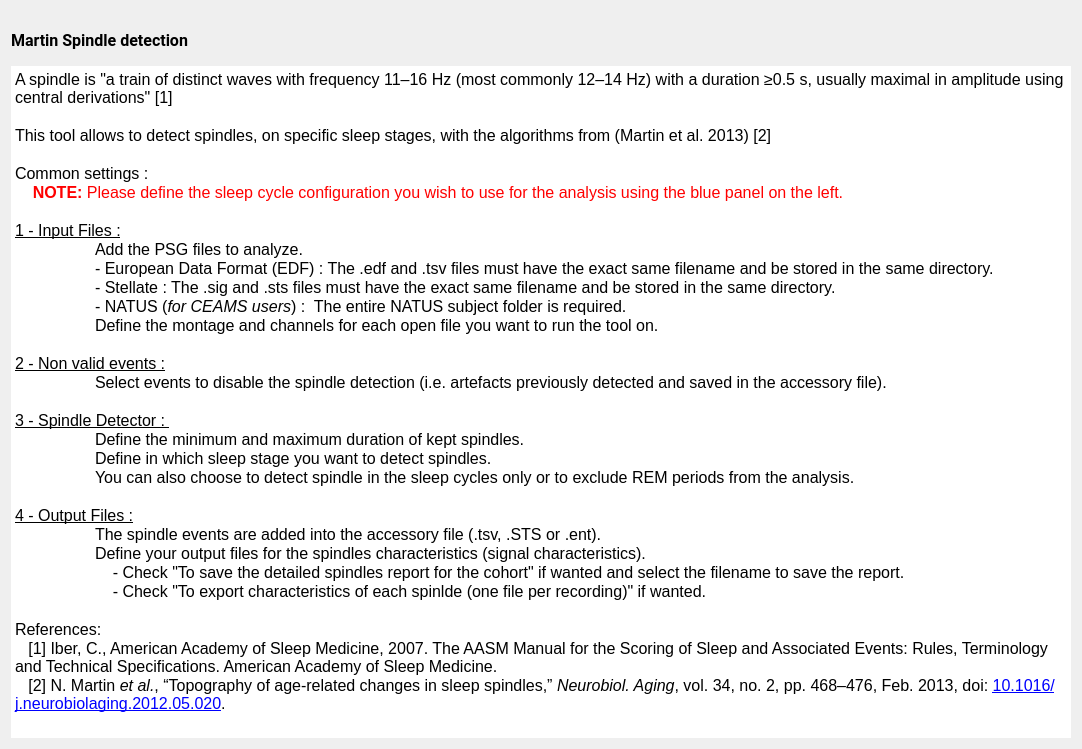
This is tools/CEAMSTools/SpindleDetectionMartin/SpindleDetectionDoc/Ui_SpindleDetectionDoc.ui in SnoozToolbox/snooz-package-ceams as Qt 5 draws it before an edit. The edited form follows.
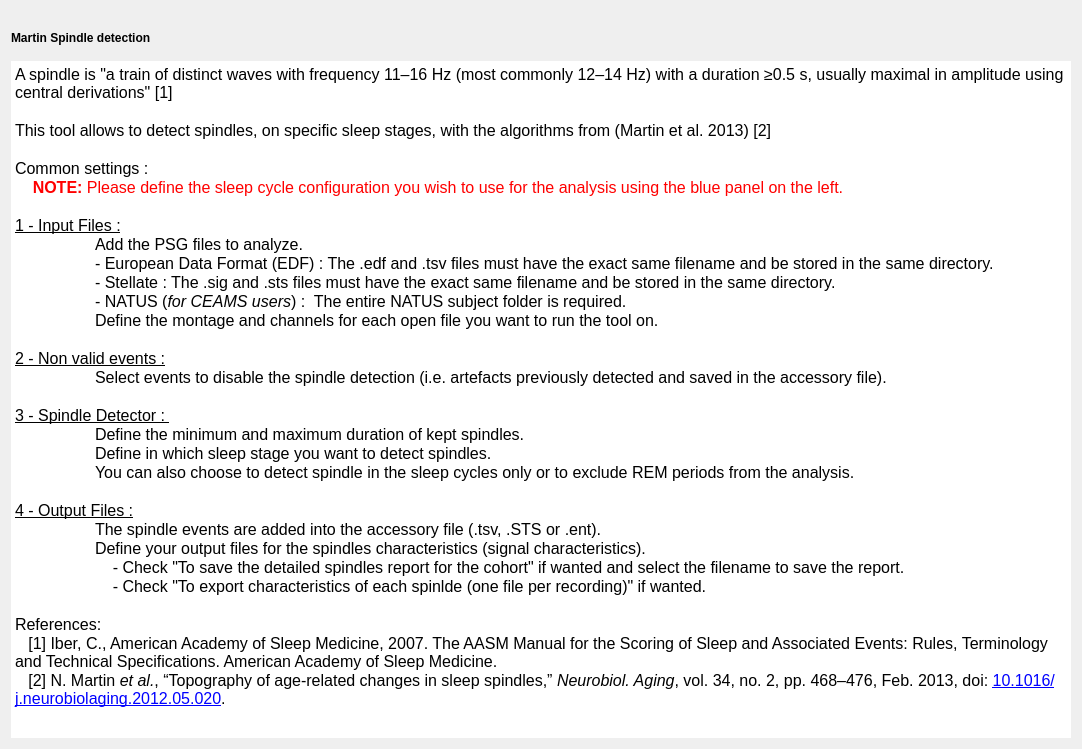
This is the edited form.

Commit message: Font step 4: forms without fonts of their own, look kept

What changed in the file:
```diff
--- a/tools/CEAMSTools/SpindleDetectionMartin/SpindleDetectionDoc/Ui_SpindleDetectionDoc.ui
+++ b/tools/CEAMSTools/SpindleDetectionMartin/SpindleDetectionDoc/Ui_SpindleDetectionDoc.ui
@@ -13,9 +13,6 @@
   <property name="windowTitle">
    <string/>
   </property>
-  <property name="styleSheet">
-   <string notr="true">font: 12pt &quot;Roboto&quot;;</string>
-  </property>
   <layout class="QVBoxLayout" name="verticalLayout_2">
    <item>
     <widget class="QLabel" name="spindle_image">
@@ -42,8 +39,6 @@
       <widget class="QLabel" name="label">
        <property name="font">
         <font>
-         <family>Roboto</family>
-         <pointsize>12</pointsize>
          <italic>false</italic>
          <bold>false</bold>
         </font>
@@ -90,7 +85,7 @@
 hr { height: 1px; border-width: 0; }
 li.unchecked::marker { content: &quot;\2610&quot;; }
 li.checked::marker { content: &quot;\2612&quot;; }
-&lt;/style&gt;&lt;/head&gt;&lt;body style=&quot; font-family:'Roboto'; font-size:12pt; font-weight:400; font-style:normal;&quot;&gt;
+&lt;/style&gt;&lt;/head&gt;&lt;body style=&quot; font-size:12pt; font-weight:400; font-style:normal;&quot;&gt;
 &lt;p style=&quot; margin-top:0px; margin-bottom:0px; margin-left:0px; margin-right:0px; -qt-block-indent:0; text-indent:0px;&quot;&gt;A spindle is &amp;quot;a train of distinct waves with frequency 11–16 Hz (most commonly 12–14 Hz) with a duration ≥0.5 s, usually maximal in amplitude using central derivations&amp;quot; [1]&lt;/p&gt;
 &lt;p style=&quot;-qt-paragraph-type:empty; margin-top:0px; margin-bottom:0px; margin-left:0px; margin-right:0px; -qt-block-indent:0; text-indent:0px;&quot;&gt;&lt;br /&gt;&lt;/p&gt;
 &lt;p style=&quot; margin-top:0px; margin-bottom:0px; margin-left:0px; margin-right:0px; -qt-block-indent:0; text-indent:0px;&quot;&gt;This tool allows to detect spindles, on specific sleep stages, with the algorithms from (Martin et al. 2013) [2]&lt;/p&gt;
@@ -100,9 +95,9 @@
 &lt;p style=&quot;-qt-paragraph-type:empty; margin-top:0px; margin-bottom:0px; margin-left:0px; margin-right:0px; -qt-block-indent:0; text-indent:0px;&quot;&gt;&lt;br /&gt;&lt;/p&gt;
 &lt;p style=&quot; margin-top:0px; margin-bottom:0px; margin-left:0px; margin-right:0px; -qt-block-indent:0; text-indent:0px;&quot;&gt;&lt;span style=&quot; text-decoration: underline;&quot;&gt;1 - Input Files :&lt;/span&gt;&lt;/p&gt;
 &lt;p style=&quot; margin-top:0px; margin-bottom:0px; margin-left:0px; margin-right:0px; -qt-block-indent:0; text-indent:0px;&quot;&gt;	Add the PSG files to analyze.&lt;/p&gt;
-&lt;p style=&quot; margin-top:0px; margin-bottom:0px; margin-left:0px; margin-right:0px; -qt-block-indent:0; text-indent:0px;&quot;&gt;&lt;span style=&quot; font-family:'Roboto-Regular';&quot;&gt;   	- European Data Format (EDF) : The .edf and .tsv files must have the exact same filename and be stored in the same directory.&lt;/span&gt;&lt;/p&gt;
-&lt;p style=&quot; margin-top:0px; margin-bottom:0px; margin-left:0px; margin-right:0px; -qt-block-indent:0; text-indent:0px;&quot;&gt;&lt;span style=&quot; font-family:'Roboto-Regular';&quot;&gt;   	- Stellate : The .sig and .sts files must have the exact same filename and be stored in the same directory.&lt;/span&gt;&lt;/p&gt;
-&lt;p style=&quot; margin-top:0px; margin-bottom:0px; margin-left:0px; margin-right:0px; -qt-block-indent:0; text-indent:0px;&quot;&gt;&lt;span style=&quot; font-family:'Roboto-Regular';&quot;&gt;   	- NATUS (&lt;/span&gt;&lt;span style=&quot; font-family:'Roboto-Regular'; font-style:italic;&quot;&gt;for CEAMS users&lt;/span&gt;&lt;span style=&quot; font-family:'Roboto-Regular';&quot;&gt;) : &lt;/span&gt;&lt;span style=&quot; font-family:'MS Shell Dlg 2';&quot;&gt; The entire NATUS subject folder is required.&lt;/span&gt;&lt;/p&gt;
+&lt;p style=&quot; margin-top:0px; margin-bottom:0px; margin-left:0px; margin-right:0px; -qt-block-indent:0; text-indent:0px;&quot;&gt;&lt;span style=&quot;&quot;&gt;   	- European Data Format (EDF) : The .edf and .tsv files must have the exact same filename and be stored in the same directory.&lt;/span&gt;&lt;/p&gt;
+&lt;p style=&quot; margin-top:0px; margin-bottom:0px; margin-left:0px; margin-right:0px; -qt-block-indent:0; text-indent:0px;&quot;&gt;&lt;span style=&quot;&quot;&gt;   	- Stellate : The .sig and .sts files must have the exact same filename and be stored in the same directory.&lt;/span&gt;&lt;/p&gt;
+&lt;p style=&quot; margin-top:0px; margin-bottom:0px; margin-left:0px; margin-right:0px; -qt-block-indent:0; text-indent:0px;&quot;&gt;&lt;span style=&quot;&quot;&gt;   	- NATUS (&lt;/span&gt;&lt;span style=&quot; font-style:italic;&quot;&gt;for CEAMS users&lt;/span&gt;&lt;span style=&quot;&quot;&gt;) : &lt;/span&gt;&lt;span style=&quot;&quot;&gt; The entire NATUS subject folder is required.&lt;/span&gt;&lt;/p&gt;
 &lt;p style=&quot; margin-top:0px; margin-bottom:0px; margin-left:0px; margin-right:0px; -qt-block-indent:0; text-indent:0px;&quot;&gt;   	Define the montage and channels for each open file you want to run the tool on.&lt;/p&gt;
 &lt;p style=&quot;-qt-paragraph-type:empty; margin-top:0px; margin-bottom:0px; margin-left:0px; margin-right:0px; -qt-block-indent:0; text-indent:0px;&quot;&gt;&lt;br /&gt;&lt;/p&gt;
 &lt;p style=&quot; margin-top:0px; margin-bottom:0px; margin-left:0px; margin-right:0px; -qt-block-indent:0; text-indent:0px;&quot;&gt;&lt;span style=&quot; text-decoration: underline;&quot;&gt;2 - Non valid events :&lt;/span&gt;&lt;/p&gt;
```
The commit also changes 427 other files.
